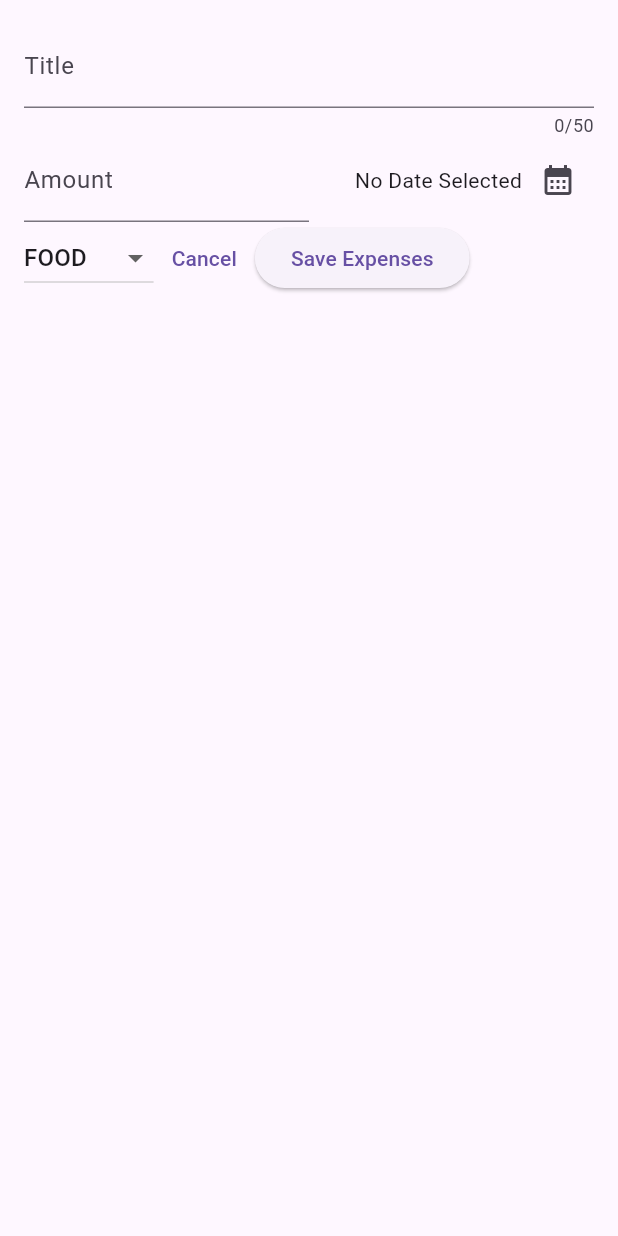
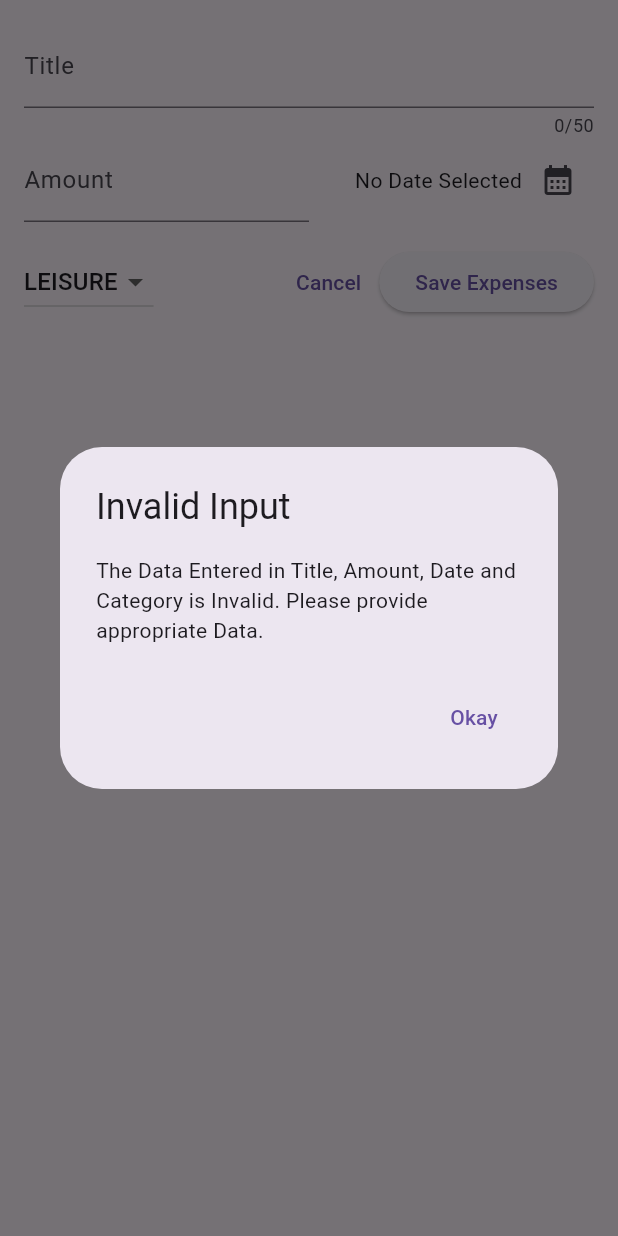
Before and after one commit to harshrajnandvikar/expenseplannerflutter, a Flutter app: the NewExpenses widget shown alone on an empty page, opened directly, after a tap on "Save Expenses", on a phone screen of 412 x 824 dp. Run offline on Flutter 3.47's test engine with Material 3 defaults, Android fonts, the phone set to English and light mode, and no system bars.

Commit message:
Added a Error Dialgue Box for Empty Text Field

```diff
--- a/lib/widgets/new_expenses.dart
+++ b/lib/widgets/new_expenses.dart
@@ -15,7 +15,7 @@ class _NewExpensesState extends State<NewExpenses> {
   final _amountController = TextEditingController();
   DateTime? selectedDate;
 
-  Category? category;
+  Category _selectedCategory = Category.leisure;
 
   void _presentDatePicker() async {
     final lastDate = DateTime.now();
@@ -41,6 +41,33 @@ class _NewExpensesState extends State<NewExpenses> {
     _titleController.dispose();
     _amountController.dispose();
     super.dispose();
+  }
+
+  void _submitExpenseData() {
+    final submittedAmount = double.tryParse(_amountController.text);
+    final amountIsInvalid = submittedAmount == null || submittedAmount <= 0;
+
+    if (_titleController.text.trim().isEmpty ||
+        amountIsInvalid ||
+        selectedDate == null) {
+      showDialog(
+        context: context,
+        builder: (ctx) => AlertDialog(
+          title: const Text('Invalid Input'),
+          content: const Text(
+              'The Data Entered in Title, Amount, Date and Category is Invalid. Please provide appropriate Data.'),
+          actions: [
+            TextButton(
+              onPressed: () {
+                Navigator.pop(ctx);
+              },
+              child: const Text('Okay'),
+            ),
+          ],
+        ),
+      );
+      return;
+    }
   }
 
   @override
@@ -88,20 +115,28 @@ class _NewExpensesState extends State<NewExpenses> {
               ),
             ],
           ),
+          const SizedBox(
+            height: 16,
+          ),
           Row(
             children: [
               DropdownButton(
+                value: _selectedCategory,
                 items: Category.values
-                    .map(
-                      (category) => DropdownMenuItem(
-                        child: Text(
-                          category.name.toUpperCase(),
-                        ),
-                      ),
-                    )
+                    .map((category) => DropdownMenuItem(
+                        value: category,
+                        child: Text(category.name.toUpperCase())))
                     .toList(),
-                onChanged: (value) {},
+                onChanged: (value) {
+                  if (value == null) {
+                    return;
+                  }
+                  setState(() {
+                    _selectedCategory = value;
+                  });
+                },
               ),
+              const Spacer(),
               TextButton(
                 onPressed: () {
                   Navigator.pop(context);
@@ -109,7 +144,7 @@ class _NewExpensesState extends State<NewExpenses> {
                 child: const Text('Cancel'),
               ),
               ElevatedButton(
-                onPressed: () {},
+                onPressed: _submitExpenseData,
                 child: const Text('Save Expenses'),
               ),
             ],
```
